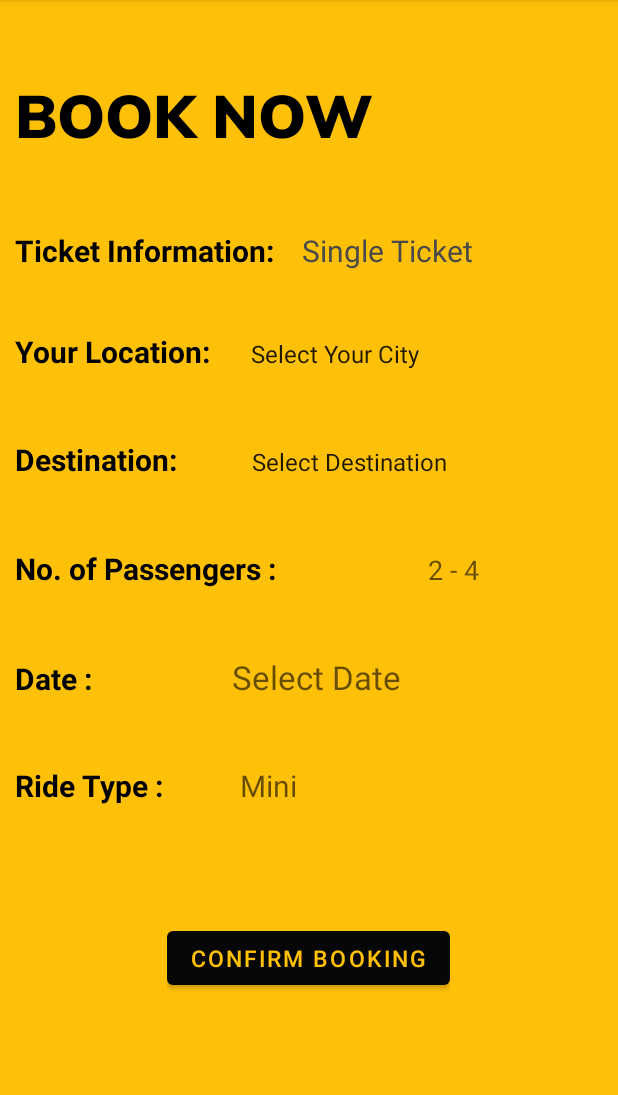
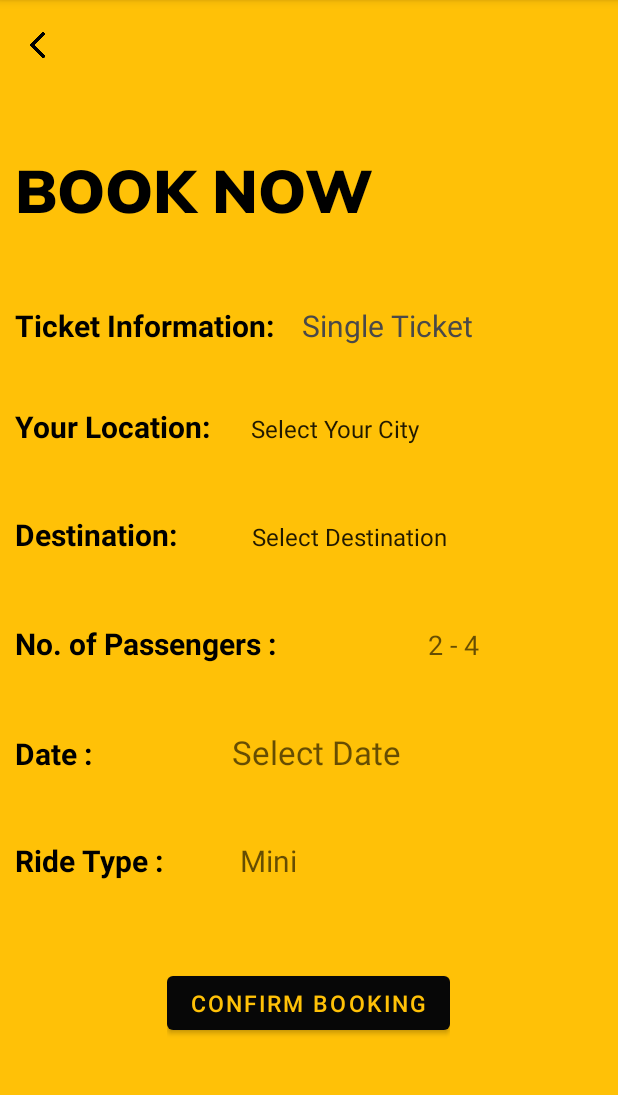
Before and after one commit to Sherryusmani/PLASystem, an Android app: the OneWayBooking screen opened directly, with no data from a screen before it, on a phone screen of 412 x 824 dp, the part 84-1179 px from its top. Run offline under Robolectric (Android 15) with nearby library versions, the phone set to English and light mode, and no system bars; our stand-ins replace Firebase (no records; nobody signed in at launch, a user with empty details on screens opened directly).

Commit message:
back button added

```diff
--- a/app/src/main/res/layout/activity_one_way_booking.xml
+++ b/app/src/main/res/layout/activity_one_way_booking.xml
@@ -7,11 +7,19 @@
     android:orientation="vertical"
     android:background="#FFC107"
     >
+    <ImageView
+        android:id="@+id/backoneway"
+        android:padding="10dp"
+        android:layout_width="50dp"
+        android:layout_height="60dp"
+        android:src="@drawable/back"
+        android:backgroundTint="#FFC107"/>
+
     <LinearLayout
         android:layout_width="wrap_content"
         android:layout_height="wrap_content"
         android:orientation="horizontal"
-        android:layout_marginTop="50dp"
+        android:layout_marginTop="40dp"
         >
 
 
@@ -230,7 +238,7 @@
         android:layout_width="wrap_content"
         android:layout_height="wrap_content"
         android:orientation="horizontal"
-        android:layout_marginTop="60dp"
+        android:layout_marginTop="40dp"
         android:layout_gravity="center">
 
         <Button
```
Also changed, not shown: app/src/main/res/drawable/back.png (added).
